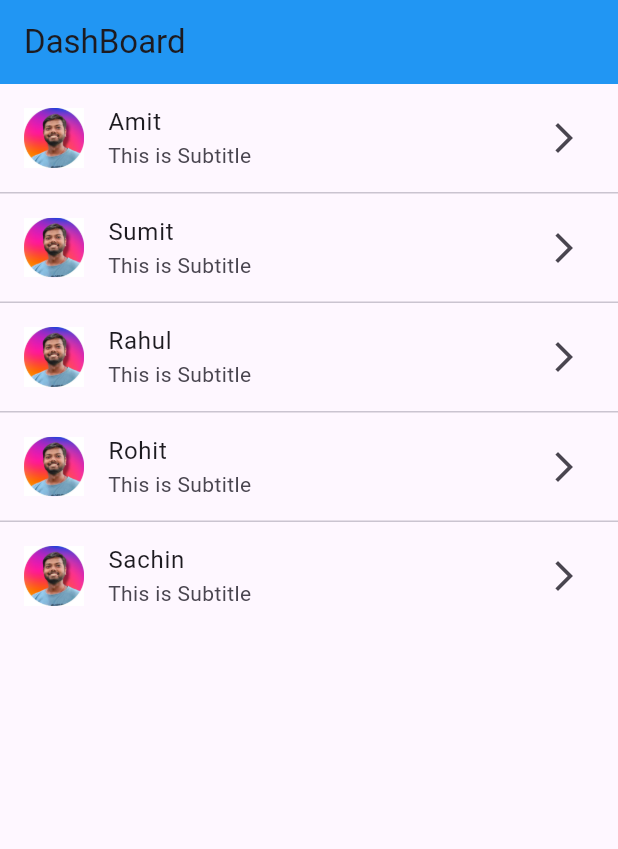
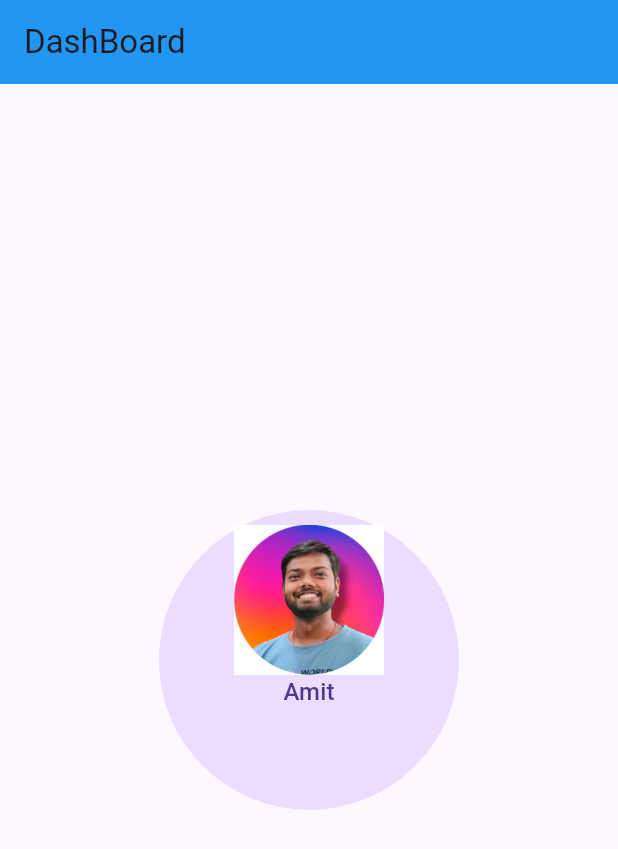
Before and after one commit to codebyAbhishekBharti/flutter_basics, a Flutter app: the screen it shows after launch, on a phone screen of 412 x 824 dp. Shown: the top 849 px of the screen. Run offline on Flutter 3.47's test engine with Material 3 defaults, Android fonts, the phone set to English and light mode, and no system bars.

Commit message:
Add Circular Avatar with text in it

```diff
--- a/lib/main.dart
+++ b/lib/main.dart
@@ -19,29 +19,36 @@ class FlutterApp extends StatelessWidget{
 class DashBoardScreen extends StatelessWidget{
   @override
   Widget build(BuildContext context) {
-    var arrNames = ['Amit', 'Sumit', 'Rahul', 'Rohit', 'Sachin'];
     return Scaffold(
       appBar: AppBar(
         title: Text('DashBoard'),
         backgroundColor: Colors.blue,
       ),
-      body: ListView.separated(
-        itemBuilder: (context, index){
-          return ListTile(
-            // leading: Text('${index+1}'),
-            leading: CircleAvatar(
-              child: Image.asset('assets/images/abhishek.jpg'),
+      // body: Center(
+      //   child: Container(
+      //     width: 100,
+      //     height: 100,
+      //     child: CircleAvatar(
+      //       backgroundImage: AssetImage('assets/images/papa.jpg'),
+      //     ),
+      //   ),
+      // )
+        body: Center(
+          child: CircleAvatar(
+              // backgroundImage: AssetImage('assets/images/papa.jpg'),
+              child: Column(
+                children: [
+                  Container(
+                    width: 100,
+                    margin: EdgeInsets.only(top: 10),
+                    child:Image.asset("assets/images/abhishek.jpg"),
+                  ),
+                  const Text('Amit'),
+                ],
+              ),
+              radius: 100,
             ),
-            title: Text(arrNames[index]),
-            subtitle: Text('This is Subtitle'),
-            trailing: Icon(Icons.arrow_forward_ios),
-          );
-        },
-        separatorBuilder: (BuildContext context, int index) {
-          return const Divider(height: 1,thickness: 1,);
-        },
-        itemCount: arrNames.length,
-      )
+        )
     );
   }
 
```
